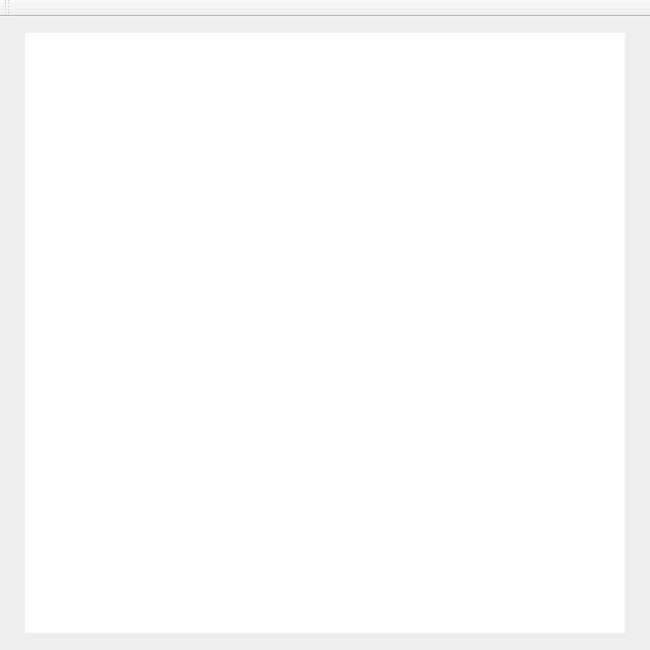
This is SpriteEditor/mainwindow.ui in solosoren/Sprite-Editor as Qt 5 draws it before an edit. The edited form follows.
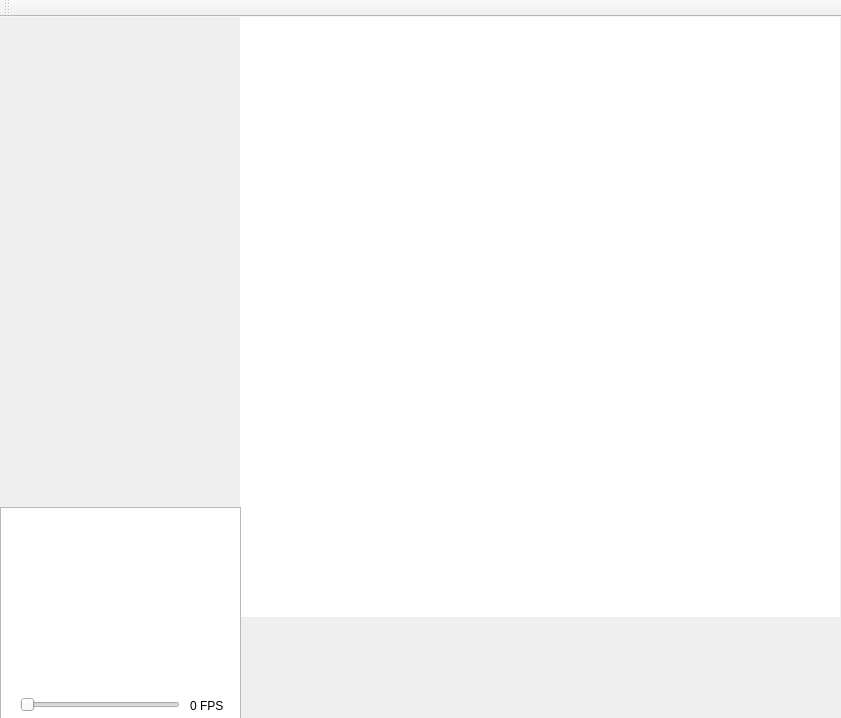
This is the edited form.

```diff
--- a/SpriteEditor/mainwindow.ui
+++ b/SpriteEditor/mainwindow.ui
@@ -6,8 +6,8 @@
    <rect>
     <x>0</x>
     <y>0</y>
-    <width>650</width>
-    <height>650</height>
+    <width>841</width>
+    <height>718</height>
    </rect>
   </property>
   <property name="minimumSize">
@@ -20,9 +20,15 @@
    <string>Sprite Editor</string>
   </property>
   <widget class="QWidget" name="centralWidget">
-   <layout class="QHBoxLayout" name="horizontalLayout">
-    <item>
      <widget class="QGraphicsView" name="graphicsView">
+    <property name="geometry">
+     <rect>
+      <x>240</x>
+      <y>0</y>
+      <width>600</width>
+      <height>600</height>
+     </rect>
+    </property>
       <property name="minimumSize">
        <size>
         <width>600</width>
@@ -51,8 +57,54 @@
        <enum>QAbstractScrollArea::AdjustToContents</enum>
       </property>
      </widget>
-    </item>
-   </layout>
+   <widget class="QGraphicsView" name="animationView">
+    <property name="geometry">
+     <rect>
+      <x>0</x>
+      <y>490</y>
+      <width>241</width>
+      <height>231</height>
+     </rect>
+    </property>
+    <property name="maximumSize">
+     <size>
+      <width>250</width>
+      <height>250</height>
+     </size>
+    </property>
+   </widget>
+   <widget class="QSlider" name="frameSlider">
+    <property name="geometry">
+     <rect>
+      <x>20</x>
+      <y>680</y>
+      <width>160</width>
+      <height>16</height>
+     </rect>
+    </property>
+    <property name="maximum">
+     <number>24</number>
+    </property>
+    <property name="singleStep">
+     <number>1</number>
+    </property>
+    <property name="orientation">
+     <enum>Qt::Horizontal</enum>
+    </property>
+   </widget>
+   <widget class="QLabel" name="label">
+    <property name="geometry">
+     <rect>
+      <x>190</x>
+      <y>680</y>
+      <width>41</width>
+      <height>17</height>
+     </rect>
+    </property>
+    <property name="text">
+     <string>0 FPS</string>
+    </property>
+   </widget>
   </widget>
   <widget class="QToolBar" name="mainToolBar">
    <attribute name="toolBarArea">
```
Lines whose indentation alone changed are shown as unchanged.
